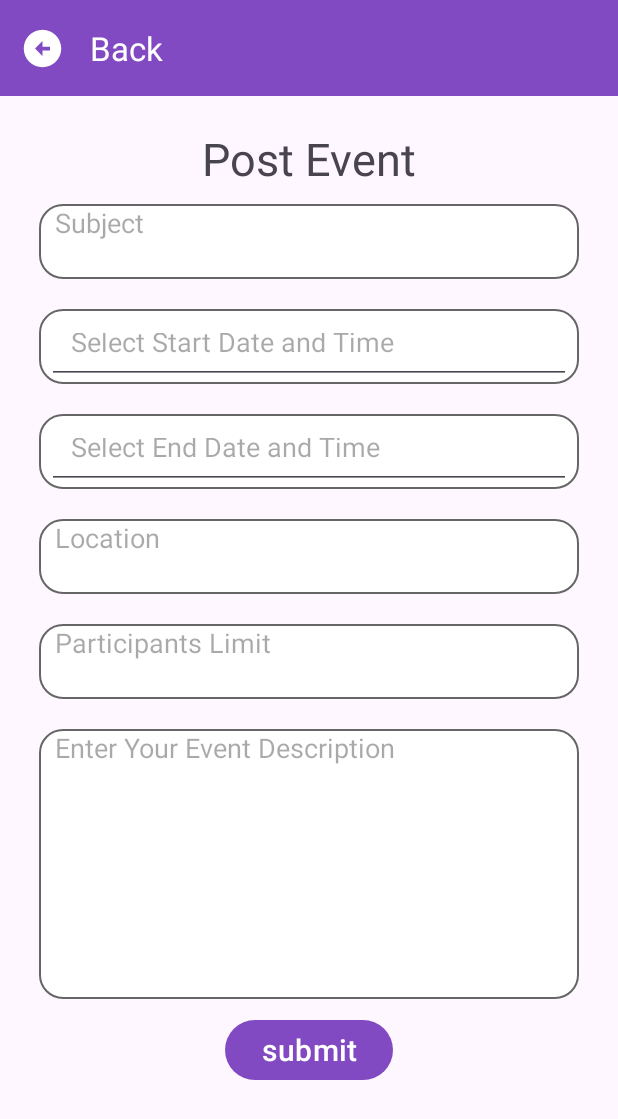
After one commit to jieyinggong/b07-group15-Project, an Android app: the EventAdminActivity screen opened directly, with no data from a screen before it, on a phone screen of 412 x 824 dp. The commit adds this screen. Shown: the top 1119 px of the screen. Run offline under Robolectric (Android 15) with nearby library versions, the phone set to English and light mode, and no system bars.

Commit message:
add admin version post new event feature - EventAdminActivity.java

```diff
--- a/app/src/main/AndroidManifest.xml
+++ b/app/src/main/AndroidManifest.xml
@@ -98,9 +98,10 @@
         <activity
             android:name=".complaintsadminview.ComplaintAdminActivity"
             android:exported="false"/>
+        <!-- admin event -->
         <activity
-            android:name=".FirebaseTestActivity"
-            android:exported="false" />
+            android:name=".everntAdmin.EventAdminActivity"
+            android:exported="false"/>
     </application>
 
 </manifest>
--- a/app/src/main/java/com/example/b07project/complaintsadminview/InformationAdapter.java
+++ b/app/src/main/java/com/example/b07project/complaintsadminview/InformationAdapter.java
@@ -32,6 +32,7 @@ public class InformationAdapter extends ArrayAdapter<Information> {
             TextView subjectText = view.findViewById(R.id.item_text);
             if (subjectText != null) {
                 if (info.subject != null) {
+                    if (info.subject == ""){ info.subject = "Empty Subject";}
                     subjectText.setText(info.subject);
                 } else if (info.content != null) {
                     subjectText.setText("Empty Subject");
--- a/app/src/main/res/layout/admin_dashboard_fragment.xml
+++ b/app/src/main/res/layout/admin_dashboard_fragment.xml
@@ -41,7 +41,7 @@
         app:layout_constraintTop_toBottomOf="@+id/new_announce" />
 
     <TextView
-        android:id="@+id/announcement"
+        android:id="@+id/new_event"
         android:layout_width="wrap_content"
         android:layout_height="wrap_content"
         android:layout_marginTop="45dp"
@@ -60,7 +60,7 @@
         android:textSize="30sp"
         app:layout_constraintEnd_toEndOf="parent"
         app:layout_constraintStart_toStartOf="parent"
-        app:layout_constraintTop_toBottomOf="@+id/announcement" />
+        app:layout_constraintTop_toBottomOf="@+id/new_event" />
 
     <TextView
         android:id="@+id/past_event"
--- /dev/null
+++ b/app/src/main/res/layout/admin_post_event.xml
@@ -0,0 +1,198 @@
+<?xml version="1.0" encoding="utf-8"?>
+<androidx.constraintlayout.widget.ConstraintLayout xmlns:android="http://schemas.android.com/apk/res/android"
+    xmlns:tools="http://schemas.android.com/tools"
+    android:layout_width="match_parent"
+    android:layout_height="match_parent"
+    xmlns:app="http://schemas.android.com/apk/res-auto">
+
+    <androidx.appcompat.widget.Toolbar
+        android:id="@+id/back_bar"
+        android:layout_width="match_parent"
+        android:layout_height="wrap_content"
+        android:background="@color/my_primary_color"
+        app:layout_constraintTop_toTopOf="parent"
+        app:layout_constraintBottom_toTopOf="@+id/SchollView1"
+        app:navigationIcon="@drawable/baseline_arrow_circle_left_24"
+        app:title="Back"
+        app:titleTextColor="@color/white"/>
+
+    <ScrollView
+        android:id="@+id/SchollView1"
+        android:layout_width="match_parent"
+        android:layout_height="0dp"
+        android:layout_marginTop="5dp"
+        app:layout_constraintTop_toBottomOf="@id/back_bar"
+        app:layout_constraintBottom_toBottomOf="parent">
+
+        <LinearLayout
+            android:layout_width="match_parent"
+            android:layout_height="wrap_content"
+            android:orientation="vertical"
+            android:padding="16dp">
+
+
+            <TextView
+                android:id="@+id/textview3"
+                android:layout_width="wrap_content"
+                android:layout_height="wrap_content"
+                android:layout_gravity="center_horizontal"
+                android:layout_marginTop="0dp"
+                android:text="Post Event"
+                android:textSize="30sp" />
+
+            <androidx.appcompat.widget.LinearLayoutCompat
+                android:id="@+id/linearLayoutCompat_2"
+                android:layout_width="match_parent"
+                android:layout_height="50dp"
+                android:layout_margin="10dp"
+                android:background="@drawable/login_bg"
+                android:orientation="horizontal"
+                android:paddingStart="5dp"
+                android:paddingEnd="5dp">
+
+                <EditText
+                    android:id="@+id/SugjectEdit"
+                    android:layout_width="match_parent"
+                    android:layout_height="match_parent"
+                    android:layout_marginStart="5dp"
+                    android:background="@null"
+                    android:gravity="clip_vertical"
+                    android:hint="Subject"
+                    android:inputType="text"
+                    android:autofillHints="text"
+                    android:maxLines="1" />
+            </androidx.appcompat.widget.LinearLayoutCompat>
+
+            <androidx.appcompat.widget.LinearLayoutCompat
+                android:id="@+id/linearLayoutCompat_3"
+                android:layout_width="match_parent"
+                android:layout_height="50dp"
+                android:layout_margin="10dp"
+                android:background="@drawable/login_bg"
+                android:orientation="horizontal"
+                android:paddingStart="5dp"
+                android:paddingEnd="5dp"
+                >
+
+                <EditText
+                    android:id="@+id/startDateTimeEditText"
+                    android:layout_width="match_parent"
+                    android:layout_height="wrap_content"
+                    android:padding="16dp"
+                    android:inputType="datetime"
+                    android:focusable="false"
+                    android:autofillHints="datetime"
+                    android:hint="Select Start Date and Time" />
+            </androidx.appcompat.widget.LinearLayoutCompat>
+
+            <androidx.appcompat.widget.LinearLayoutCompat
+                android:id="@+id/linearLayoutCompat_4"
+                android:layout_width="match_parent"
+                android:layout_height="50dp"
+                android:layout_margin="10dp"
+                android:background="@drawable/login_bg"
+                android:orientation="horizontal"
+                android:paddingStart="5dp"
+                android:paddingEnd="5dp"
+                >
+
+                <EditText
+                    android:id="@+id/endDateTimeEditText"
+                    android:layout_width="match_parent"
+                    android:layout_height="wrap_content"
+                    android:padding="16dp"
+                    android:inputType="datetime"
+                    android:focusable="false"
+                    android:autofillHints="datetime"
+                    android:hint="Select End Date and Time"  />
+            </androidx.appcompat.widget.LinearLayoutCompat>
+
+            <androidx.appcompat.widget.LinearLayoutCompat
+                android:id="@+id/linearLayoutCompat_5"
+                android:layout_width="match_parent"
+                android:layout_height="50dp"
+                android:layout_margin="10dp"
+                android:background="@drawable/login_bg"
+                android:orientation="horizontal"
+                android:paddingStart="5dp"
+                android:paddingEnd="5dp"
+              >
+
+                <EditText
+                    android:id="@+id/LocationEdit"
+                    android:layout_width="match_parent"
+                    android:layout_height="match_parent"
+                    android:layout_marginStart="5dp"
+                    android:background="@null"
+                    android:gravity="clip_vertical"
+                    android:hint="Location"
+                    android:inputType="text"
+                    android:autofillHints="text"
+                    android:maxLines="1" />
+            </androidx.appcompat.widget.LinearLayoutCompat>
+
+            <androidx.appcompat.widget.LinearLayoutCompat
+                android:id="@+id/linearLayoutCompat_6"
+                android:layout_width="match_parent"
+                android:layout_height="50dp"
+                android:layout_margin="10dp"
+                android:background="@drawable/login_bg"
+                android:orientation="horizontal"
+                android:paddingStart="5dp"
+                android:paddingEnd="5dp"
+                >
+
+                <EditText
+                    android:id="@+id/SpaceLimitEdit"
+                    android:layout_width="match_parent"
+                    android:layout_height="match_parent"
+                    android:layout_marginStart="5dp"
+                    android:background="@null"
+                    android:gravity="clip_vertical"
+                    android:hint="Participants Limit"
+                    android:inputType="number"
+                    android:autofillHints="number"
+                    android:maxLines="1" />
+            </androidx.appcompat.widget.LinearLayoutCompat>
+
+            <androidx.appcompat.widget.LinearLayoutCompat
+                android:id="@+id/linearLayoutCompat_7"
+                android:layout_width="match_parent"
+                android:layout_height="wrap_content"
+                android:layout_margin="10dp"
+                android:background="@drawable/login_bg"
+                android:orientation="horizontal"
+                android:paddingStart="5dp"
+                android:paddingEnd="5dp"
+                app:layout_constraintBottom_toBottomOf="parent"
+                app:layout_constraintEnd_toEndOf="parent"
+                app:layout_constraintHorizontal_bias="0.5"
+                app:layout_constraintStart_toStartOf="parent"
+                app:layout_constraintTop_toBottomOf="@+id/linearLayoutCompat_2"
+                app:layout_constraintVertical_bias="0">
+
+                <EditText
+                    android:id="@+id/ContentEdit"
+                    android:layout_width="match_parent"
+                    android:layout_height="wrap_content"
+                    android:minHeight="180dp"
+                    android:layout_marginStart="5dp"
+                    android:background="@null"
+                    android:gravity="clip_vertical"
+                    android:hint="Enter Your Event Description"
+                    android:autofillHints="text"
+                    android:inputType="textMultiLine" />
+            </androidx.appcompat.widget.LinearLayoutCompat>
+
+            <Button
+                android:id="@+id/submit_button"
+                android:layout_width="wrap_content"
+                android:layout_height="wrap_content"
+                android:text="submit"
+                android:textSize="20sp"
+                android:layout_gravity="center_horizontal" />
+        </LinearLayout>
+    </ScrollView>
+
+
+</androidx.constraintlayout.widget.ConstraintLayout>
```
Also changed, not shown: app/src/main/java/com/example/b07project/LoginAndSignup/Admin_dashboardActivity.java (+14 -0 lines), app/src/main/java/com/example/b07project/complaints_studentview/StudentComplaint.java (+3 -5 lines), app/src/main/java/com/example/b07project/everntAdmin/EventAdminActivity.java (added, +211 -0 lines), app/src/main/java/com/example/b07project/main/CheckValidity.java (+4 -4 lines), app/src/main/java/com/example/b07project/main/DateTime.java (added, +12 -0 lines), app/src/main/java/com/example/b07project/main/Event.java (+4 -4 lines), app/src/main/res/layout/activity_firebase_test.xml (deleted, +0 -14 lines).
